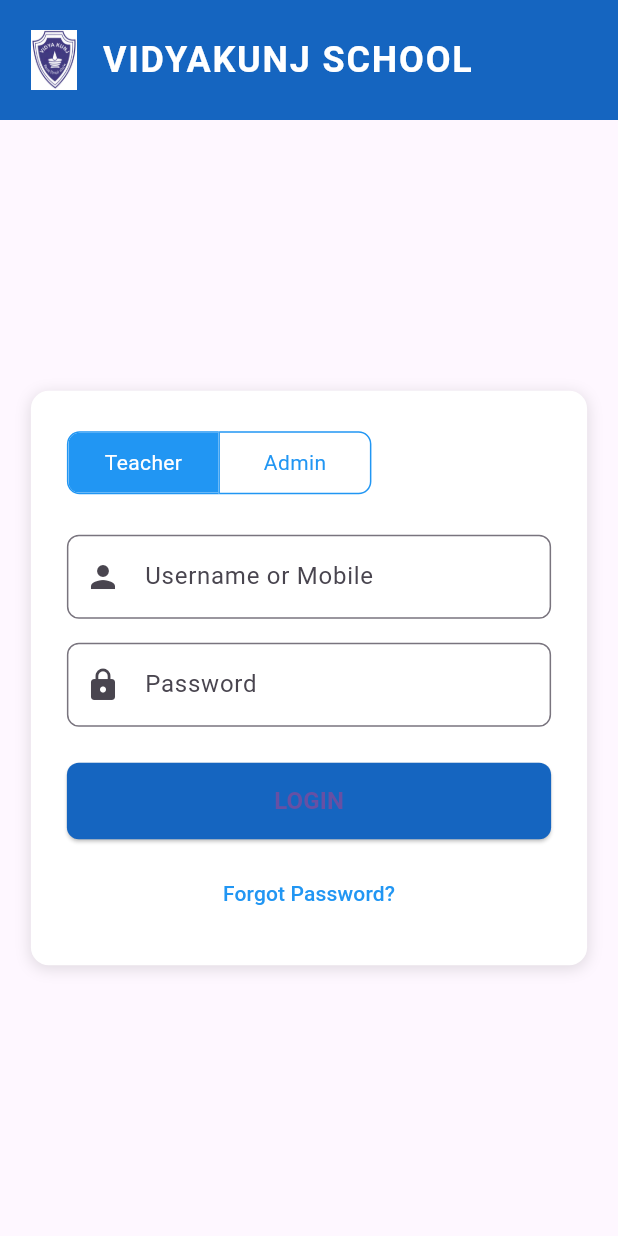
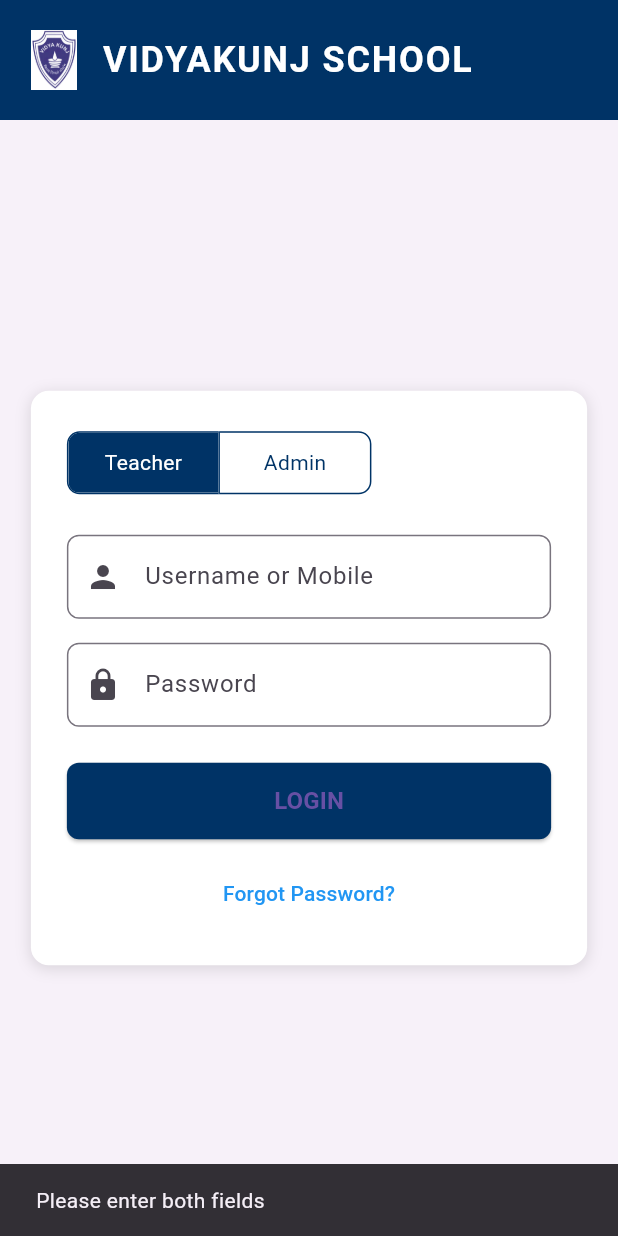
Before and after one commit to vidyakunj/vidyakunj-full-ready, a Flutter app: the screen it shows after launch, after a tap on "LOGIN", on a phone screen of 412 x 824 dp. Run offline on Flutter 3.47's test engine with Material 3 defaults, Android fonts, the phone set to English and light mode, and no system bars; our stand-ins replace csv, file_picker, shared_preferences.

Commit message:
Update login_screen.dart

```diff
--- a/lib/screens/login_screen.dart
+++ b/lib/screens/login_screen.dart
@@ -1,22 +1,10 @@
+import 'dart:convert';
 import 'package:flutter/material.dart';
+import 'package:http/http.dart' as http;
+import 'package:shared_preferences/shared_preferences.dart';
 
-void main() {
-  runApp(const MyApp());
-}
-
-class MyApp extends StatelessWidget {
-  const MyApp({super.key});
-  @override
-  Widget build(BuildContext context) {
-    return MaterialApp(
-      title: 'Vidyakunj Login',
-      theme: ThemeData(
-        primarySwatch: Colors.blue,
-      ),
-      home: const LoginScreen(),
-    );
-  }
-}
+import 'admin_dashboard.dart';
+import 'teacher_dashboard.dart';
 
 class LoginScreen extends StatefulWidget {
   const LoginScreen({super.key});
@@ -25,28 +13,80 @@ class LoginScreen extends StatefulWidget {
 }
 
 class _LoginScreenState extends State<LoginScreen> {
-  // Role selection state: [Teacher, Admin]
   List<bool> _isSelected = [true, false];
   final TextEditingController _usernameController = TextEditingController();
   final TextEditingController _passwordController = TextEditingController();
 
+  final Color navy = const Color(0xFF003366);
+
+  Future<void> _login() async {
+    final username = _usernameController.text.trim();
+    final password = _passwordController.text.trim();
+    final role = _isSelected[0] ? 'teacher' : 'admin';
+
+    if (username.isEmpty || password.isEmpty) {
+      ScaffoldMessenger.of(context).showSnackBar(
+        const SnackBar(content: Text('Please enter both fields')),
+      );
+      return;
+    }
+
+    try {
+      final response = await http.post(
+        Uri.parse('https://vidyakunj-backend.onrender.com/login'),
+        headers: {'Content-Type': 'application/json'},
+        body: jsonEncode({
+          'username': username,
+          'password': password,
+        }),
+      );
+
+      final data = jsonDecode(response.body);
+
+      if (data['success'] == true) {
+        final prefs = await SharedPreferences.getInstance();
+        await prefs.setBool('loggedIn', true);
+        await prefs.setString('role', data['role']);
+        await prefs.setString('username', data['username']);
+
+        if (data['role'] == 'admin') {
+          Navigator.pushReplacement(
+            context,
+            MaterialPageRoute(builder: (_) => const AdminDashboard()),
+          );
+        } else {
+          Navigator.pushReplacement(
+            context,
+            MaterialPageRoute(builder: (_) => const TeacherDashboard()),
+          );
+        }
+      } else {
+        ScaffoldMessenger.of(context).showSnackBar(
+          SnackBar(content: Text(data['message'] ?? 'Login failed')),
+        );
+      }
+    } catch (e) {
+      ScaffoldMessenger.of(context).showSnackBar(
+        SnackBar(content: Text('Error: ${e.toString()}')),
+      );
+    }
+  }
+
   @override
   Widget build(BuildContext context) {
-    // Determine form width for responsiveness
     final double screenWidth = MediaQuery.of(context).size.width;
     final double formWidth = screenWidth * 0.9 > 400 ? 400 : screenWidth * 0.9;
 
     return Scaffold(
+      backgroundColor: const Color(0xfff7f1f9),
       body: Column(
         children: [
-          // Top banner with logo and school name
           Container(
-            color: Colors.blue[800],
+            color: navy,
             width: double.infinity,
             padding: const EdgeInsets.symmetric(vertical: 20, horizontal: 16),
             child: Row(
               children: [
-                // Logo placeholder: replace with actual asset
                 Image.asset(
                   'assets/logo.png',
                   height: 40,
@@ -65,7 +105,6 @@ class _LoginScreenState extends State<LoginScreen> {
               ],
             ),
           ),
-          // Main content area, centered
           Expanded(
             child: Center(
               child: SingleChildScrollView(
@@ -87,19 +126,17 @@ class _LoginScreenState extends State<LoginScreen> {
                   child: Column(
                     crossAxisAlignment: CrossAxisAlignment.stretch,
                     children: [
-                      // Role selection toggle buttons
                       ToggleButtons(
                         borderRadius: BorderRadius.circular(8),
-                        borderColor: Colors.blue,
-                        selectedBorderColor: Colors.blue,
-                        fillColor: Colors.blue,
+                        borderColor: navy,
+                        selectedBorderColor: navy,
+                        fillColor: navy,
                         selectedColor: Colors.white,
-                        color: Colors.blue,
+                        color: navy,
                         constraints: const BoxConstraints(minHeight: 40.0, minWidth: 100.0),
                         isSelected: _isSelected,
                         onPressed: (int index) {
                           setState(() {
-                            // Make selection mutually exclusive
                             for (int i = 0; i < _isSelected.length; i++) {
                               _isSelected[i] = i == index;
                             }
@@ -111,7 +148,6 @@ class _LoginScreenState extends State<LoginScreen> {
                         ],
                       ),
                       const SizedBox(height: 24),
-                      // Username / Mobile input
                       TextFormField(
                         controller: _usernameController,
                         decoration: InputDecoration(
@@ -123,7 +159,6 @@ class _LoginScreenState extends State<LoginScreen> {
                         ),
                       ),
                       const SizedBox(height: 16),
-                      // Password input
                       TextFormField(
                         controller: _passwordController,
                         decoration: InputDecoration(
@@ -136,13 +171,10 @@ class _LoginScreenState extends State<LoginScreen> {
                         obscureText: true,
                       ),
                       const SizedBox(height: 24),
-                      // Login button
                       ElevatedButton(
-                        onPressed: () {
-                          // TODO: Implement login logic
-                        },
+                        onPressed: _login,
                         style: ElevatedButton.styleFrom(
-                          backgroundColor: Colors.blue[800],
+                          backgroundColor: navy,
                           padding: const EdgeInsets.symmetric(vertical: 14),
                           shape: RoundedRectangleBorder(
                             borderRadius: BorderRadius.circular(8),
@@ -154,11 +186,10 @@ class _LoginScreenState extends State<LoginScreen> {
                         ),
                       ),
                       const SizedBox(height: 12),
-                      // Forgot Password link
                       Center(
                         child: TextButton(
                           onPressed: () {
-                            // TODO: Navigate to forgot password
+                            // Add forgot password action
                           },
                           child: const Text(
                             'Forgot Password?',
```
